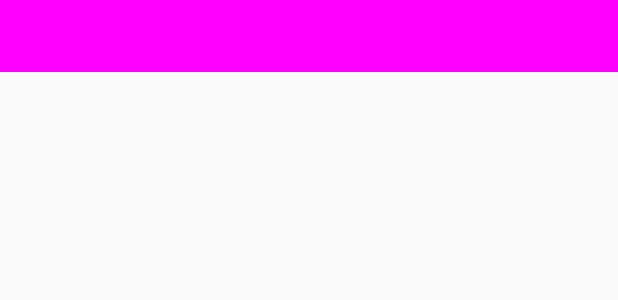
After one commit to hc413101/MyApplication4, an Android app: the layout spinner_layout.xml on its own in the app's theme, with its tools: preview values and no code run, on a phone screen of 412 x 824 dp. The commit adds this screen. Shown: the top 300 px of the screen. Run offline under Robolectric (Android 15) with nearby library versions, the phone set to English and light mode, and no system bars.

Commit message:
spinner test

```diff
--- /dev/null
+++ b/app/src/main/res/drawable/ovil_shape.xml
@@ -0,0 +1,4 @@
+<?xml version="1.0" encoding="utf-8"?>
+<shape xmlns:android="http://schemas.android.com/apk/res/android">
+
+</shape>
--- /dev/null
+++ b/app/src/main/res/layout/spinner_layout.xml
@@ -0,0 +1,13 @@
+<?xml version="1.0" encoding="utf-8"?>
+<LinearLayout xmlns:android="http://schemas.android.com/apk/res/android"
+              android:layout_width="match_parent"
+              android:layout_height="match_parent">
+
+    <TextView
+        android:layout_width="match_parent"
+        android:layout_height="48dp"
+        android:gravity="center"
+        android:background="#f0f"
+        android:textStyle="bold"
+        />
+</LinearLayout>
```
Also changed, not shown: app/src/main/java/com/android/administrator/myapplication/Bean/Star.java (added, +8 -0 lines), app/src/main/java/com/android/administrator/myapplication/view/Activity/Main3Activity.java (+7 -0 lines), app/src/main/java/com/android/administrator/myapplication/view/adapter/SpinnerAdapter.java (added, +8 -0 lines), app/src/main/res/layout/activity_main5.xml (+12 -5 lines), app/src/main/res/mipmap-xhdpi/cyl.jpg (added), app/src/main/res/mipmap-xhdpi/dlrb.jpg (added), app/src/main/res/mipmap-xhdpi/dzq.jpg (added), app/src/main/res/mipmap-xhdpi/fbb.jpg (added), app/src/main/res/mipmap-xhdpi/gxf.jpg (added), app/src/main/res/mipmap-xhdpi/lyf.jpg (added), app/src/main/res/mipmap-xhdpi/tl.jpg (added), app/src/main/res/mipmap-xhdpi/tly.jpg (added), app/src/main/res/mipmap-xhdpi/yll.jpg (added), app/src/main/res/mipmap-xhdpi/zly.jpg (added), 1 other file.
